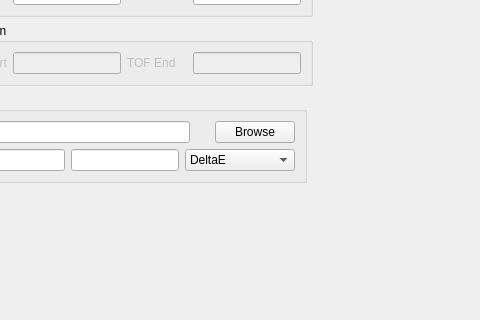
Old version of the form Code/Mantid/scripts/Interface/ui/inelastic/dgs_data_corrections.ui in the repository mantidproject/mantid; both pictures show x 253 to 733 and y 110 to 430 of the 962 by 598 pixel window.
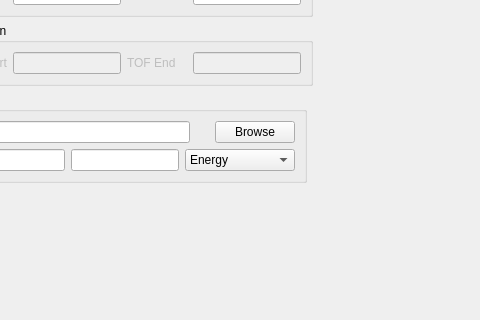
New version of the form.

Commit message: Refs #5454. Change det van units.

```diff
--- a/Code/Mantid/scripts/Interface/ui/inelastic/dgs_data_corrections.ui
+++ b/Code/Mantid/scripts/Interface/ui/inelastic/dgs_data_corrections.ui
@@ -297,7 +297,7 @@
             </property>
             <item>
              <property name="text">
-              <string>DeltaE</string>
+              <string>Energy</string>
              </property>
             </item>
             <item>
```
The commit also changes 1 other file.
